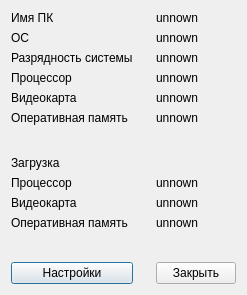
Before: the Qt Designer form pcview.ui in Onis-dwa/PracticeServer, drawn with Qt 5.
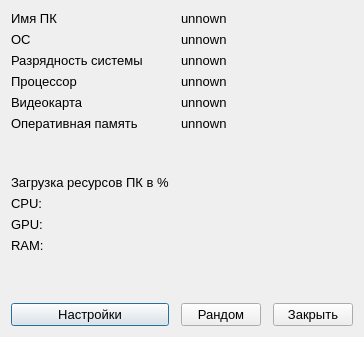
After: the same form once the commit is applied.

Commit message: add graphics to %load pc's add remote run application on client bug fixes

The edit to the form file:
```diff
--- a/pcview.ui
+++ b/pcview.ui
@@ -6,155 +6,202 @@
    <rect>
     <x>0</x>
     <y>0</y>
-    <width>247</width>
-    <height>295</height>
+    <width>356</width>
+    <height>337</height>
    </rect>
   </property>
   <property name="windowTitle">
    <string>Dialog</string>
   </property>
   <layout class="QGridLayout" name="gridLayout">
-   <item row="0" column="2">
-    <widget class="QLabel" name="PCName">
-     <property name="text">
-      <string>unnown</string>
+   <item row="1" column="0">
+    <widget class="QLabel" name="LOS">
+     <property name="font">
+      <font>
+       <pointsize>10</pointsize>
+      </font>
      </property>
-    </widget>
-   </item>
-   <item row="3" column="0">
-    <widget class="QLabel" name="LCPU">
      <property name="text">
-      <string>Процессор</string>
-     </property>
-    </widget>
-   </item>
-   <item row="4" column="0">
-    <widget class="QLabel" name="LGPU">
-     <property name="text">
-      <string>Видеокарта</string>
-     </property>
-    </widget>
-   </item>
-   <item row="4" column="2">
-    <widget class="QLabel" name="GPU">
-     <property name="text">
-      <string>unnown</string>
-     </property>
-    </widget>
-   </item>
-   <item row="5" column="2">
-    <widget class="QLabel" name="RAM">
-     <property name="text">
-      <string>unnown</string>
-     </property>
-    </widget>
-   </item>
-   <item row="2" column="2">
-    <widget class="QLabel" name="Bit">
-     <property name="text">
-      <string>unnown</string>
+      <string>ОС</string>
      </property>
     </widget>
    </item>
    <item row="2" column="0">
     <widget class="QLabel" name="LBit">
+     <property name="font">
+      <font>
+       <pointsize>10</pointsize>
+      </font>
+     </property>
      <property name="text">
       <string>Разрядность системы</string>
      </property>
     </widget>
    </item>
-   <item row="8" column="0">
-    <widget class="QLabel" name="LDCPU">
-     <property name="text">
-      <string>Процессор</string>
+   <item row="4" column="0">
+    <widget class="QLabel" name="LGPU">
+     <property name="font">
+      <font>
+       <pointsize>10</pointsize>
+      </font>
      </property>
-    </widget>
-   </item>
-   <item row="9" column="0">
-    <widget class="QLabel" name="LDGPU">
      <property name="text">
       <string>Видеокарта</string>
      </property>
     </widget>
    </item>
-   <item row="10" column="2">
-    <widget class="QLabel" name="LoadRAM">
+   <item row="0" column="0">
+    <widget class="QLabel" name="LPCName">
+     <property name="font">
+      <font>
+       <pointsize>10</pointsize>
+      </font>
+     </property>
      <property name="text">
-      <string>unnown</string>
+      <string>Имя ПК</string>
+     </property>
+    </widget>
+   </item>
+   <item row="11" column="0" colspan="2">
+    <spacer name="verticalSpacer_2">
+     <property name="orientation">
+      <enum>Qt::Vertical</enum>
+     </property>
+     <property name="sizeHint" stdset="0">
+      <size>
+       <width>20</width>
+       <height>40</height>
+      </size>
+     </property>
+    </spacer>
+   </item>
+   <item row="3" column="0">
+    <widget class="QLabel" name="LCPU">
+     <property name="font">
+      <font>
+       <pointsize>10</pointsize>
+      </font>
+     </property>
+     <property name="text">
+      <string>Процессор</string>
+     </property>
+    </widget>
+   </item>
+   <item row="5" column="0">
+    <widget class="QLabel" name="LRAM">
+     <property name="font">
+      <font>
+       <pointsize>10</pointsize>
+      </font>
+     </property>
+     <property name="text">
+      <string>Оперативная память</string>
      </property>
     </widget>
    </item>
    <item row="12" column="0">
     <widget class="QPushButton" name="SettingsBtn">
+     <property name="font">
+      <font>
+       <pointsize>10</pointsize>
+      </font>
+     </property>
      <property name="text">
       <string>Настройки</string>
      </property>
     </widget>
    </item>
-   <item row="10" column="0">
-    <widget class="QLabel" name="LDRAM">
-     <property name="text">
-      <string>Оперативная память</string>
-     </property>
-    </widget>
-   </item>
-   <item row="3" column="2">
+   <item row="3" column="2" colspan="3">
     <widget class="QLabel" name="CPU">
-     <property name="text">
-      <string>unnown</string>
+     <property name="font">
+      <font>
+       <pointsize>10</pointsize>
+      </font>
      </property>
-    </widget>
-   </item>
-   <item row="9" column="2">
-    <widget class="QLabel" name="LoadGPU">
      <property name="text">
       <string>unnown</string>
      </property>
     </widget>
    </item>
-   <item row="5" column="0">
-    <widget class="QLabel" name="LRAM">
-     <property name="text">
-      <string>Оперативная память</string>
+   <item row="4" column="2" colspan="3">
+    <widget class="QLabel" name="GPU">
+     <property name="font">
+      <font>
+       <pointsize>10</pointsize>
+      </font>
      </property>
-    </widget>
-   </item>
-   <item row="8" column="2">
-    <widget class="QLabel" name="LoadCPU">
      <property name="text">
       <string>unnown</string>
      </property>
     </widget>
    </item>
-   <item row="1" column="0">
-    <widget class="QLabel" name="LOS">
-     <property name="text">
-      <string>ОС</string>
-     </property>
-    </widget>
-   </item>
-   <item row="0" column="0">
-    <widget class="QLabel" name="LPCName">
-     <property name="text">
-      <string>Имя ПК</string>
-     </property>
-    </widget>
-   </item>
-   <item row="12" column="2">
-    <widget class="QPushButton" name="CloseBtn">
-     <property name="text">
-      <string>Закрыть</string>
-     </property>
-    </widget>
-   </item>
-   <item row="1" column="2">
+   <item row="1" column="2" colspan="3">
     <widget class="QLabel" name="OS">
+     <property name="font">
+      <font>
+       <pointsize>10</pointsize>
+      </font>
+     </property>
      <property name="text">
       <string>unnown</string>
      </property>
     </widget>
    </item>
-   <item row="6" column="0">
+   <item row="11" column="2">
+    <widget class="QLabel" name="lremoterun">
+     <property name="font">
+      <font>
+       <pointsize>8</pointsize>
+      </font>
+     </property>
+     <property name="text">
+      <string/>
+     </property>
+     <property name="alignment">
+      <set>Qt::AlignHCenter|Qt::AlignTop</set>
+     </property>
+     <property name="wordWrap">
+      <bool>true</bool>
+     </property>
+    </widget>
+   </item>
+   <item row="0" column="2" colspan="3">
+    <widget class="QLabel" name="PCName">
+     <property name="font">
+      <font>
+       <pointsize>10</pointsize>
+      </font>
+     </property>
+     <property name="text">
+      <string>unnown</string>
+     </property>
+    </widget>
+   </item>
+   <item row="2" column="2" colspan="3">
+    <widget class="QLabel" name="Bit">
+     <property name="font">
+      <font>
+       <pointsize>10</pointsize>
+      </font>
+     </property>
+     <property name="text">
+      <string>unnown</string>
+     </property>
+    </widget>
+   </item>
+   <item row="5" column="2" colspan="3">
+    <widget class="QLabel" name="RAM">
+     <property name="font">
+      <font>
+       <pointsize>10</pointsize>
+      </font>
+     </property>
+     <property name="text">
+      <string>unnown</string>
+     </property>
+    </widget>
+   </item>
+   <item row="6" column="0" colspan="5">
     <spacer name="verticalSpacer">
      <property name="orientation">
       <enum>Qt::Vertical</enum>
@@ -167,20 +214,7 @@
      </property>
     </spacer>
    </item>
-   <item row="11" column="0">
-    <spacer name="verticalSpacer_2">
-     <property name="orientation">
-      <enum>Qt::Vertical</enum>
-     </property>
-     <property name="sizeHint" stdset="0">
-      <size>
-       <width>20</width>
-       <height>40</height>
-      </size>
-     </property>
-    </spacer>
-   </item>
-   <item row="12" column="1">
+   <item row="12" column="3">
     <spacer name="horizontalSpacer">
      <property name="orientation">
       <enum>Qt::Horizontal</enum>
@@ -193,10 +227,119 @@
      </property>
     </spacer>
    </item>
-   <item row="7" column="0" colspan="2">
+   <item row="12" column="4">
+    <widget class="QPushButton" name="CloseBtn">
+     <property name="font">
+      <font>
+       <pointsize>10</pointsize>
+      </font>
+     </property>
+     <property name="text">
+      <string>Закрыть</string>
+     </property>
+    </widget>
+   </item>
+   <item row="7" column="0">
     <widget class="QLabel" name="LLoad">
+     <property name="font">
+      <font>
+       <pointsize>10</pointsize>
+      </font>
+     </property>
      <property name="text">
-      <string>Загрузка</string>
+      <string>Загрузка ресурсов ПК в %</string>
+     </property>
+    </widget>
+   </item>
+   <item row="9" column="0">
+    <widget class="QLabel" name="LDGPU">
+     <property name="sizePolicy">
+      <sizepolicy hsizetype="Fixed" vsizetype="Preferred">
+       <horstretch>0</horstretch>
+       <verstretch>0</verstretch>
+      </sizepolicy>
+     </property>
+     <property name="font">
+      <font>
+       <pointsize>10</pointsize>
+      </font>
+     </property>
+     <property name="text">
+      <string>GPU:</string>
+     </property>
+    </widget>
+   </item>
+   <item row="12" column="2">
+    <widget class="QPushButton" name="RemoteRun">
+     <property name="font">
+      <font>
+       <pointsize>10</pointsize>
+      </font>
+     </property>
+     <property name="text">
+      <string>Рандом</string>
+     </property>
+    </widget>
+   </item>
+   <item row="8" column="0">
+    <widget class="QLabel" name="LDCPU">
+     <property name="sizePolicy">
+      <sizepolicy hsizetype="Fixed" vsizetype="Preferred">
+       <horstretch>0</horstretch>
+       <verstretch>0</verstretch>
+      </sizepolicy>
+     </property>
+     <property name="font">
+      <font>
+       <pointsize>10</pointsize>
+      </font>
+     </property>
+     <property name="text">
+      <string>CPU:</string>
+     </property>
+    </widget>
+   </item>
+   <item row="12" column="1">
+    <spacer name="horizontalSpacer_2">
+     <property name="orientation">
+      <enum>Qt::Horizontal</enum>
+     </property>
+     <property name="sizeHint" stdset="0">
+      <size>
+       <width>40</width>
+       <height>20</height>
+      </size>
+     </property>
+    </spacer>
+   </item>
+   <item row="11" column="3" colspan="2">
+    <spacer name="verticalSpacer_3">
+     <property name="orientation">
+      <enum>Qt::Vertical</enum>
+     </property>
+     <property name="sizeHint" stdset="0">
+      <size>
+       <width>20</width>
+       <height>40</height>
+      </size>
+     </property>
+    </spacer>
+   </item>
+   <item row="10" column="0">
+    <widget class="QLabel" name="LDRAM">
+     <property name="sizePolicy">
+      <sizepolicy hsizetype="Fixed" vsizetype="Preferred">
+       <horstretch>0</horstretch>
+       <verstretch>0</verstretch>
+      </sizepolicy>
+     </property>
+     <property name="font">
+      <font>
+       <pointsize>10</pointsize>
+      </font>
+     </property>
+     <property name="text">
+      <string>RAM:</string>
      </property>
     </widget>
    </item>
```
The commit also changes 8 other files.
